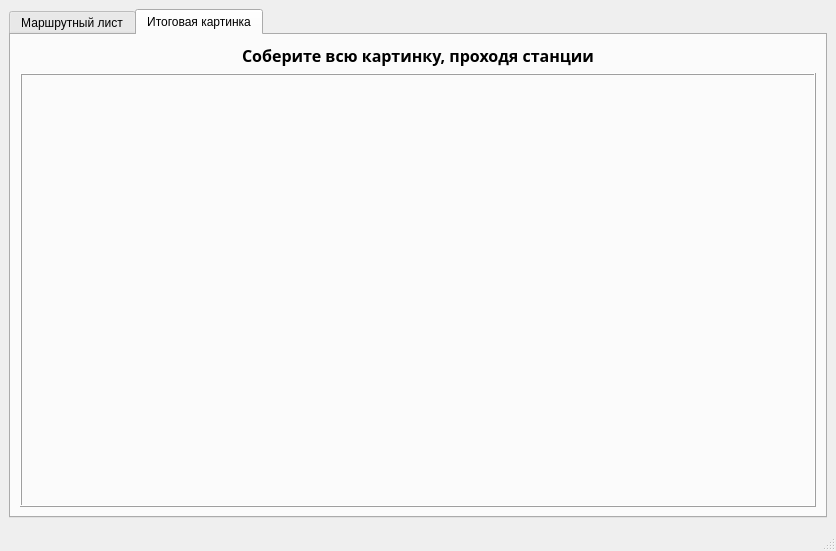
The window that QuestMainWindow.ui (VladZuykin/quest) describes before a commit, drawn with Qt 5.
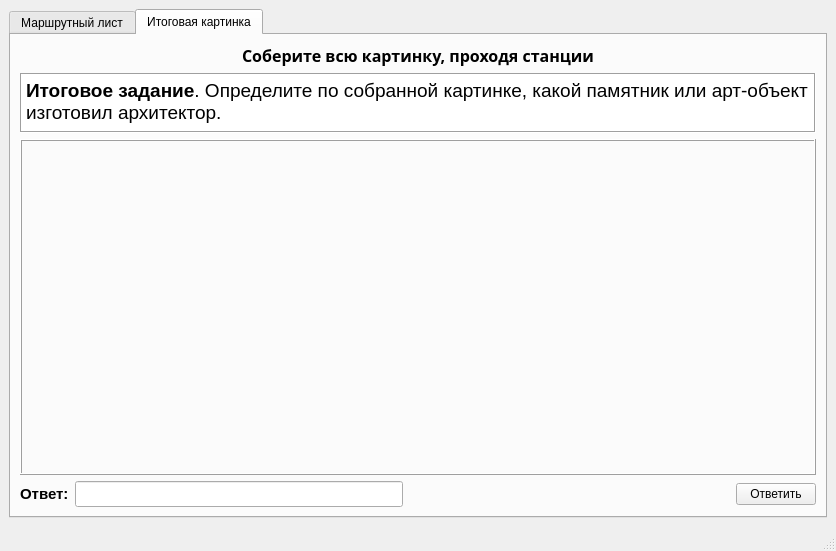
The same window after the commit. The open tabs and pages were chosen to show the change.

Commit message: Показывается итоговое задание.

```diff
--- a/QuestMainWindow.ui
+++ b/QuestMainWindow.ui
@@ -10,6 +10,18 @@
     <height>551</height>
    </rect>
   </property>
+  <property name="sizePolicy">
+   <sizepolicy hsizetype="Preferred" vsizetype="Fixed">
+    <horstretch>0</horstretch>
+    <verstretch>0</verstretch>
+   </sizepolicy>
+  </property>
+  <property name="maximumSize">
+   <size>
+    <width>16777215</width>
+    <height>557</height>
+   </size>
+  </property>
   <property name="windowTitle">
    <string>Памятники Перми</string>
   </property>
@@ -293,6 +305,38 @@
           </property>
          </widget>
         </item>
+        <item>
+         <widget class="QTextBrowser" name="questionTextBrowser">
+          <property name="sizePolicy">
+           <sizepolicy hsizetype="Expanding" vsizetype="Fixed">
+            <horstretch>0</horstretch>
+            <verstretch>0</verstretch>
+           </sizepolicy>
+          </property>
+          <property name="maximumSize">
+           <size>
+            <width>16777215</width>
+            <height>60</height>
+           </size>
+          </property>
+          <property name="sizeIncrement">
+           <size>
+            <width>1</width>
+            <height>1</height>
+           </size>
+          </property>
+          <property name="frameShape">
+           <enum>QFrame::Box</enum>
+          </property>
+          <property name="html">
+           <string>&lt;!DOCTYPE HTML PUBLIC &quot;-//W3C//DTD HTML 4.0//EN&quot; &quot;http://www.w3.org/TR/REC-html40/strict.dtd&quot;&gt;
+&lt;html&gt;&lt;head&gt;&lt;meta name=&quot;qrichtext&quot; content=&quot;1&quot; /&gt;&lt;style type=&quot;text/css&quot;&gt;
+p, li { white-space: pre-wrap; }
+&lt;/style&gt;&lt;/head&gt;&lt;body style=&quot; font-family:'MS Shell Dlg 2'; font-size:8.25pt; font-weight:400; font-style:normal;&quot;&gt;
+&lt;p style=&quot; margin-top:0px; margin-bottom:0px; margin-left:0px; margin-right:0px; -qt-block-indent:0; text-indent:0px;&quot;&gt;&lt;span style=&quot; font-family:'Times New Roman','serif'; font-size:14pt; font-weight:600;&quot;&gt;Итоговое задание&lt;/span&gt;&lt;span style=&quot; font-family:'Times New Roman','serif'; font-size:14pt;&quot;&gt;. Определите по собранной картинке, какой памятник или арт-объект изготовил архитектор.&lt;/span&gt;&lt;/p&gt;&lt;/body&gt;&lt;/html&gt;</string>
+          </property>
+         </widget>
+        </item>
         <item>
          <widget class="QFrame" name="imageFrame">
           <property name="sizePolicy">
@@ -480,6 +524,53 @@
           </layout>
          </widget>
         </item>
+        <item>
+         <layout class="QHBoxLayout" name="horizontalLayout_4">
+          <item>
+           <widget class="QLabel" name="answerLabel">
+            <property name="font">
+             <font>
+              <pointsize>11</pointsize>
+              <weight>75</weight>
+              <bold>true</bold>
+             </font>
+            </property>
+            <property name="text">
+             <string>Ответ:</string>
+            </property>
+           </widget>
+          </item>
+          <item>
+           <widget class="QLineEdit" name="answerLineEdit">
+            <property name="font">
+             <font>
+              <pointsize>11</pointsize>
+             </font>
+            </property>
+           </widget>
+          </item>
+          <item>
+           <spacer name="horizontalSpacer_3">
+            <property name="orientation">
+             <enum>Qt::Horizontal</enum>
+            </property>
+            <property name="sizeHint" stdset="0">
+             <size>
+              <width>40</width>
+              <height>20</height>
+             </size>
+            </property>
+           </spacer>
+          </item>
+          <item>
+           <widget class="QPushButton" name="answerButton">
+            <property name="text">
+             <string>Ответить</string>
+            </property>
+           </widget>
+          </item>
+         </layout>
+        </item>
        </layout>
       </widget>
      </widget>
```
Left out of the diff: 4 changed lines with no effect on the pictures. The commit also changes 1 other file.
